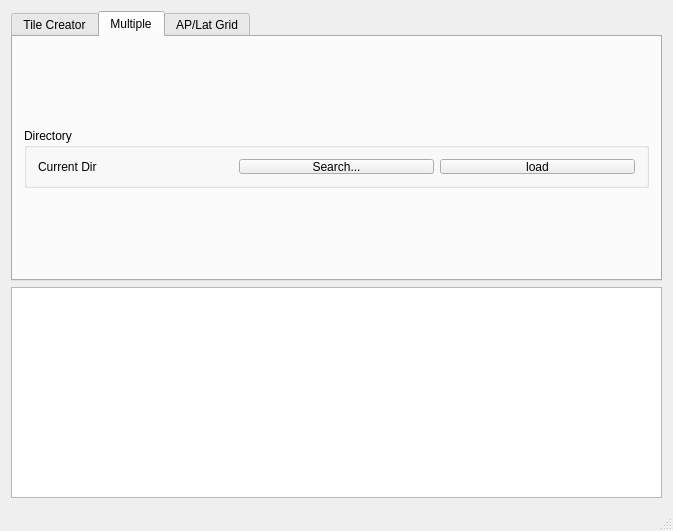
The window that qt-demo/image-gl/mainwindow.ui (gitter-badger/image-gl) describes before a commit, drawn with Qt 5.
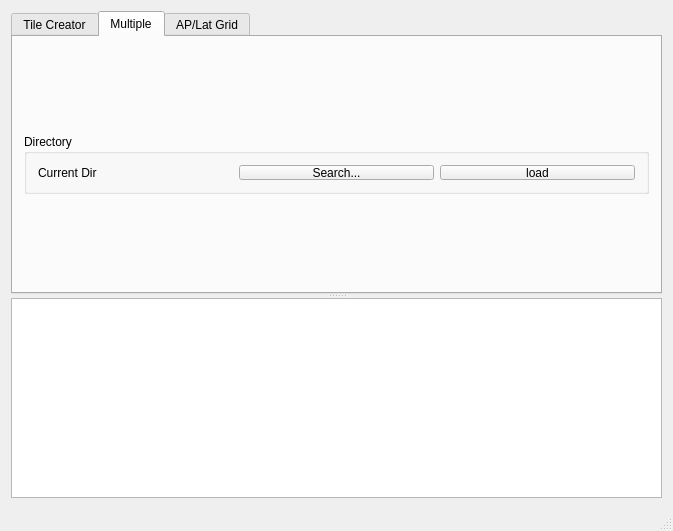
The same window after the commit.

```diff
--- a/qt-demo/image-gl/mainwindow.ui
+++ b/qt-demo/image-gl/mainwindow.ui
@@ -16,6 +16,10 @@
   <widget class="QWidget" name="centralWidget">
    <layout class="QVBoxLayout" name="verticalLayout_3">
     <item>
+     <widget class="QSplitter" name="splitter">
+      <property name="orientation">
+       <enum>Qt::Vertical</enum>
+      </property>
      <widget class="QTabWidget" name="tabWidget">
       <property name="currentIndex">
        <number>1</number>
@@ -303,9 +307,15 @@
        </layout>
       </widget>
      </widget>
-    </item>
-    <item>
-     <widget class="QTextEdit" name="textEditLog"/>
+      <widget class="QTextEdit" name="textEditLog">
+       <property name="maximumSize">
+        <size>
+         <width>16777215</width>
+         <height>200</height>
+        </size>
+       </property>
+      </widget>
+     </widget>
     </item>
    </layout>
   </widget>
```
Lines whose indentation alone changed are shown as unchanged.
